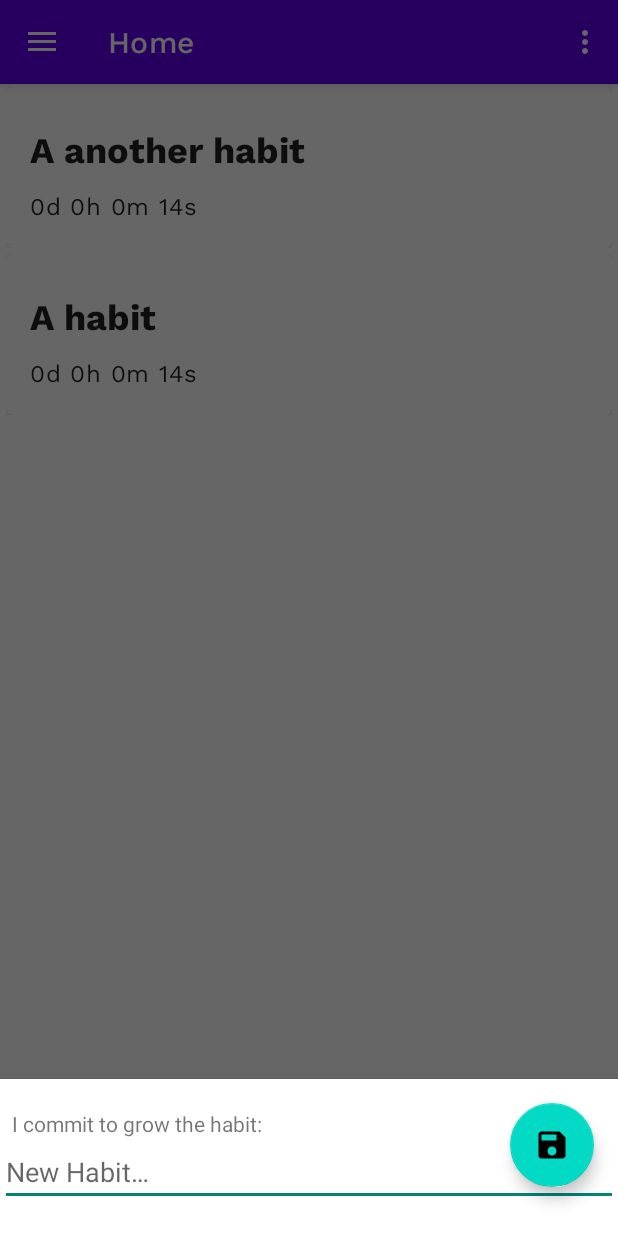
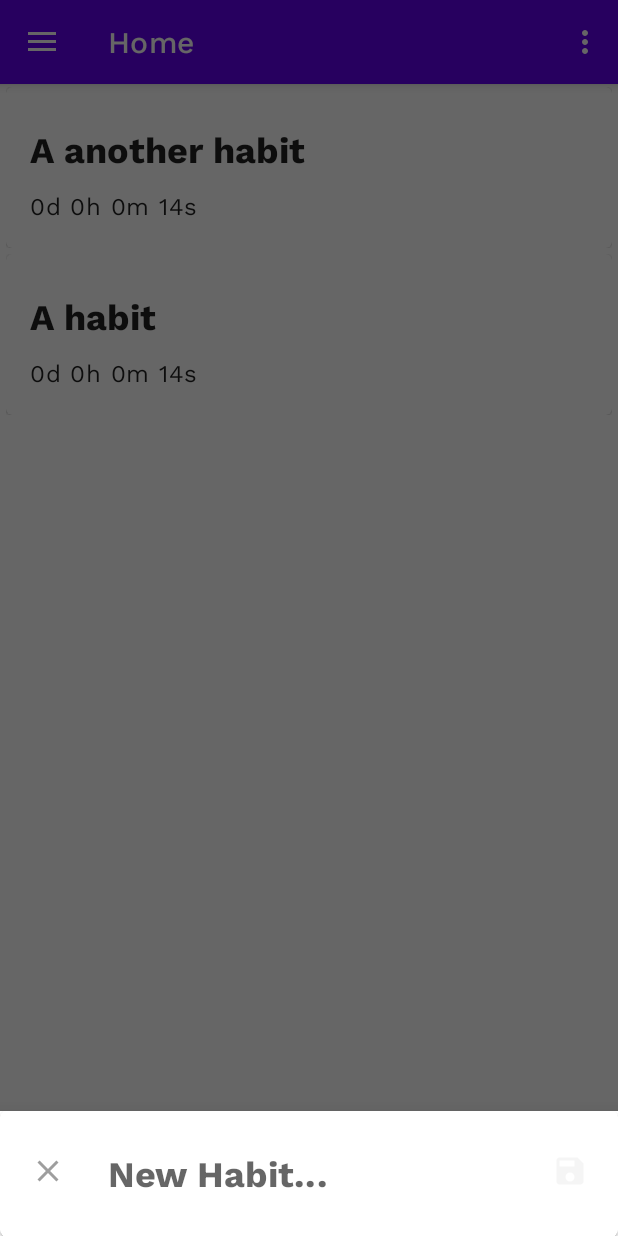
Before and after one commit to tsathis/GoodHabits, an Android app: the screen it shows after launch (MainActivity), after a tap on "Add new item", on a phone screen of 412 x 824 dp. Run offline under Robolectric (Android 15) with nearby library versions, the phone set to English and light mode, and no system bars; our stand-ins replace Room's generated code, navigation-ui.

Commit message:
Polish habit bottom sheet ui
- removed FAB in bottom sheet
- add flat image buttons

```diff
--- a/app/src/main/java/com/github/tharindusathis/goodhabits/ui/habit/HabitBottomSheetFragment.java
+++ b/app/src/main/java/com/github/tharindusathis/goodhabits/ui/habit/HabitBottomSheetFragment.java
@@ -15,10 +15,9 @@ import android.view.LayoutInflater;
 import android.view.View;
 import android.view.ViewGroup;
 import android.widget.EditText;
-import android.widget.TextView;
+import android.widget.ImageButton;
 
 import com.github.tharindusathis.goodhabits.R;
-import com.google.android.material.floatingactionbutton.FloatingActionButton;
 import com.google.android.material.snackbar.Snackbar;
 
 import java.util.Date;
@@ -35,7 +34,8 @@ public class HabitBottomSheetFragment extends BottomSheetDialogFragment {
     private HabitViewModel habitViewModel;
 
     private EditText editTextHabit;
-    private FloatingActionButton fabSaveHabit;
+    private ImageButton buttonSaveHabit;
+    private ImageButton buttonDiscard;
 
     public HabitBottomSheetFragment() {
     }
@@ -48,7 +48,8 @@ public class HabitBottomSheetFragment extends BottomSheetDialogFragment {
         View root = inflater.inflate(R.layout.fragment_habit_bottom_sheet, container, false);
 
         editTextHabit = root.findViewById(R.id.edit_text_habit_bottom_sheet);
-        fabSaveHabit = root.findViewById(R.id.fab_save_habit_bottom_sheet);
+        buttonSaveHabit = root.findViewById(R.id.button_save_bottom_sheet);
+        buttonDiscard = root.findViewById(R.id.button_discard_bottom_sheet);
 
         habitViewModel = new ViewModelProvider(requireActivity()).get(HabitViewModel.class);
 
@@ -69,7 +70,7 @@ public class HabitBottomSheetFragment extends BottomSheetDialogFragment {
     public void onViewCreated(@NonNull View view, Bundle savedInstanceState) {
         super.onViewCreated(view, savedInstanceState);
 
-        fabSaveHabit.setOnClickListener(v -> {
+        buttonSaveHabit.setOnClickListener(v -> {
             String title = editTextHabit.getText().toString();
             if (!TextUtils.isEmpty(title)) {
                 Habit newHabit = new Habit(title, new Date());
@@ -88,7 +89,15 @@ public class HabitBottomSheetFragment extends BottomSheetDialogFragment {
             }
         });
 
+        buttonDiscard.setOnClickListener(v -> {
+            this.dismiss();
+            discard();
+        });
 
     }
 
+    private void discard() {
+        editTextHabit.setText("");
+    }
+
 }
--- /dev/null
+++ b/app/src/main/res/drawable/ic_close.xml
@@ -0,0 +1,10 @@
+<vector xmlns:android="http://schemas.android.com/apk/res/android"
+    android:width="24dp"
+    android:height="24dp"
+    android:viewportWidth="24"
+    android:viewportHeight="24"
+    android:tint="?attr/colorControlNormal">
+  <path
+      android:fillColor="@android:color/white"
+      android:pathData="M19,6.41L17.59,5 12,10.59 6.41,5 5,6.41 10.59,12 5,17.59 6.41,19 12,13.41 17.59,19 19,17.59 13.41,12z"/>
+</vector>
--- a/app/src/main/res/layout/fragment_habit_bottom_sheet.xml
+++ b/app/src/main/res/layout/fragment_habit_bottom_sheet.xml
@@ -12,40 +12,71 @@
     app:layout_behavior="com.google.android.material.bottomsheet.BottomSheetBehavior"
     tools:context=".ui.MainActivity">
 
-    <LinearLayout
+    <com.google.android.material.card.MaterialCardView
+        android:id="@+id/email_card_view"
+        android:layout_width="match_parent"
+        android:layout_height="wrap_content">
+
+        <androidx.constraintlayout.widget.ConstraintLayout
             android:layout_width="match_parent"
             android:layout_height="match_parent"
-        android:orientation="vertical"
-        android:layout_marginBottom="20dp"
-        >
-        <TextView
-            android:id="@+id/text_habits_bottom_sheet"
+            android:layout_marginTop="@dimen/gap_2x"
+            android:layout_marginBottom="@dimen/gap_2x"
+            android:orientation="vertical">
+
+            <ImageButton
+                android:id="@+id/button_discard_bottom_sheet"
                 android:layout_width="wrap_content"
                 android:layout_height="wrap_content"
-            android:layout_marginStart="8dp"
-            android:layout_marginTop="20dp"
-            android:layout_marginEnd="8dp"
-            android:text="@string/habit_title_label" />
+                android:layout_marginStart="@dimen/gap_1x"
+                android:background="?attr/actionBarItemBackground"
+                android:clickable="true"
+                android:contentDescription="@string/save_item"
+                android:focusable="true"
+                android:minHeight="48dp"
+                android:padding="@dimen/min_icon_padding"
+                app:layout_constraintStart_toStartOf="parent"
+                app:layout_constraintTop_toTopOf="parent"
+
+                app:srcCompat="@drawable/ic_close"
+                app:tint="@color/color_on_surface_emphasis_disabled" />
 
             <EditText
                 android:id="@+id/edit_text_habit_bottom_sheet"
-            android:layout_width="match_parent"
+                android:layout_width="0dp"
                 android:layout_height="wrap_content"
-            android:ems="10"
+                android:layout_marginHorizontal="@dimen/gap_2x"
+                android:background="@android:color/transparent"
+                android:hint="@string/habit_name_edit_text"
+
+                android:importantForAutofill="no"
                 android:inputType="text"
-            android:hint="@string/habit_name_edit_text"
-            android:importantForAutofill="no" />
+                android:paddingVertical="@dimen/gap_1x"
+                android:textAppearance="?attr/textAppearanceHeadline5"
 
-    </LinearLayout>
+                app:layout_constraintEnd_toStartOf="@id/button_save_bottom_sheet"
+                app:layout_constraintStart_toEndOf="@id/button_discard_bottom_sheet"
+                app:layout_constraintTop_toTopOf="parent" />
 
-    <com.google.android.material.floatingactionbutton.FloatingActionButton
-        android:id="@+id/fab_save_habit_bottom_sheet"
+            <ImageButton
+                android:id="@+id/button_save_bottom_sheet"
                 android:layout_width="wrap_content"
                 android:layout_height="wrap_content"
-        android:layout_gravity="top|end"
-        android:layout_margin="@dimen/fab_margin"
-        app:srcCompat="@drawable/ic_fab_save"
-        android:contentDescription="@string/save_item" />
+                android:layout_marginEnd="@dimen/gap_1x"
+                android:background="?attr/actionBarItemBackground"
+                android:clickable="true"
+                android:contentDescription="@string/save_item"
+                android:focusable="true"
+                android:padding="@dimen/min_icon_padding"
+                app:layout_constraintEnd_toEndOf="parent"
+                app:layout_constraintTop_toTopOf="parent"
+
+                app:srcCompat="@drawable/ic_save"
+                app:tint="?attr/colorPrimary" />
+
+        </androidx.constraintlayout.widget.ConstraintLayout>
+
+    </com.google.android.material.card.MaterialCardView>
 
 
 </androidx.coordinatorlayout.widget.CoordinatorLayout>
--- a/app/src/main/res/layout/nav_header_main.xml
+++ b/app/src/main/res/layout/nav_header_main.xml
@@ -3,7 +3,7 @@
     xmlns:app="http://schemas.android.com/apk/res-auto"
     android:layout_width="match_parent"
     android:layout_height="@dimen/nav_header_height"
-    android:background="@drawable/side_nav_bar"
+    android:background="?attr/colorPrimarySurface"
     android:gravity="bottom"
     android:orientation="vertical"
     android:paddingLeft="@dimen/activity_horizontal_margin"
@@ -25,11 +25,12 @@
         android:layout_height="wrap_content"
         android:paddingTop="@dimen/nav_header_vertical_spacing"
         android:text="@string/nav_header_title"
-        android:textAppearance="@style/TextAppearance.AppCompat.Body1" />
+        android:textAppearance="?attr/textAppearanceBody1" />
 
     <TextView
         android:id="@+id/textView"
         android:layout_width="wrap_content"
         android:layout_height="wrap_content"
-        android:text="@string/nav_header_subtitle" />
+        android:text="@string/nav_header_subtitle"
+        android:textAppearance="?attr/textAppearanceBody2"/>
 </LinearLayout>
--- a/app/src/main/res/values/dimens.xml
+++ b/app/src/main/res/values/dimens.xml
@@ -24,4 +24,5 @@
     <dimen name="gap_2x">16dp</dimen>
     <dimen name="gap_3x">24dp</dimen>
     <dimen name="gap_4x">32dp</dimen>
+    <dimen name="min_icon_padding">12dp</dimen>
 </resources>
```
Also changed, not shown: app/src/main/res/drawable/ic_save.xml (renamed from app/src/main/res/drawable/ic_fab_save.xml). Lines whose indentation alone changed are shown as unchanged.
